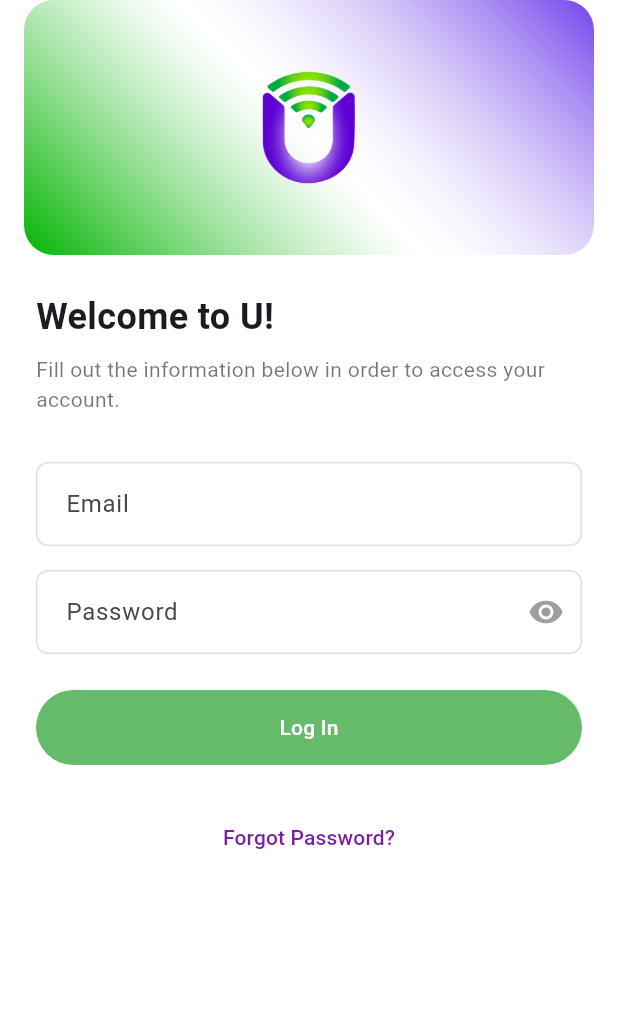
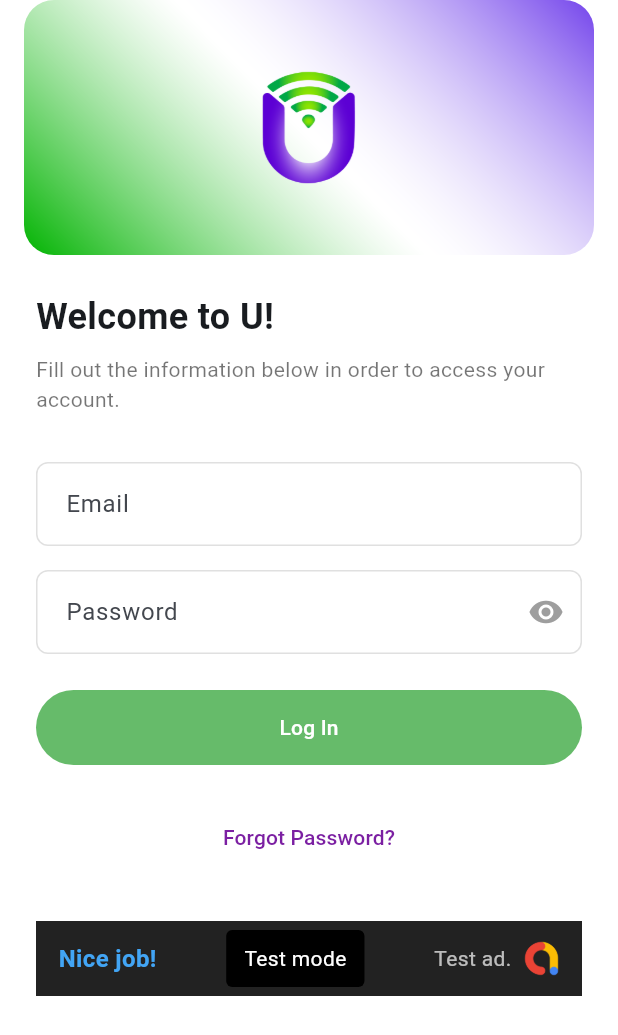
Before and after one commit to CB-Luna/uwifi_uwifi_mobile_app, a Flutter app: the LoginPage screen opened by its route, on a phone screen of 412 x 824 dp. Shown: the top 1035 px of the screen. Run offline on Flutter 3.47's test engine with Material 3 defaults, Android fonts, the phone set to English and light mode, and no system bars; drawn by our look-alikes of google_mobile_ads; our stand-ins replace animated_toggle_switch, bloc, cached_network_image, dartz, equatable, flutter_bloc and 17 more; missing offline and left inert: flutter_internet_speed_test; accounts and stored records are empty; network calls fail; project files that could hold a hidden picture were left out.

Commit message:
Agrego banner de prueba

```diff
--- a/lib/features/auth/presentation/pages/login_page.dart
+++ b/lib/features/auth/presentation/pages/login_page.dart
@@ -564,16 +564,22 @@ class _LoginPageState extends State<LoginPage> {
                                   top: 8,
                                 ),
                                 alignment: Alignment.center,
-                                width: _isAdLoaded && _bannerAd != null
-                                    ? _bannerAd!.size.width.toDouble()
-                                    : MediaQuery.of(context).size.width,
-                                height: _isAdLoaded && _bannerAd != null
-                                    ? _bannerAd!.size.height.toDouble() + 8
-                                    : 50 +
-                                          16, // Altura del banner de prueba + padding
-                                child: _isAdLoaded && _bannerAd != null
-                                    ? AdWidget(ad: _bannerAd!)
-                                    : _buildTestAdBanner(),
+                                width:
+                                    // _isAdLoaded && _bannerAd != null
+                                    //     ? _bannerAd!.size.width.toDouble()
+                                    //     :
+                                    MediaQuery.of(context).size.width,
+                                height:
+                                    // _isAdLoaded && _bannerAd != null
+                                    //     ? _bannerAd!.size.height.toDouble() + 8
+                                    //     :
+                                    50 +
+                                    16, // Altura del banner de prueba + padding
+                                child:
+                                    // _isAdLoaded && _bannerAd != null
+                                    // ? AdWidget(ad: _bannerAd!)
+                                    // :
+                                    _buildTestAdBanner(),
                               ),
                             ),
                           ],
```
Also changed, not shown: lib/features/home/presentation/pages/home_page.dart (+9 -7 lines).
